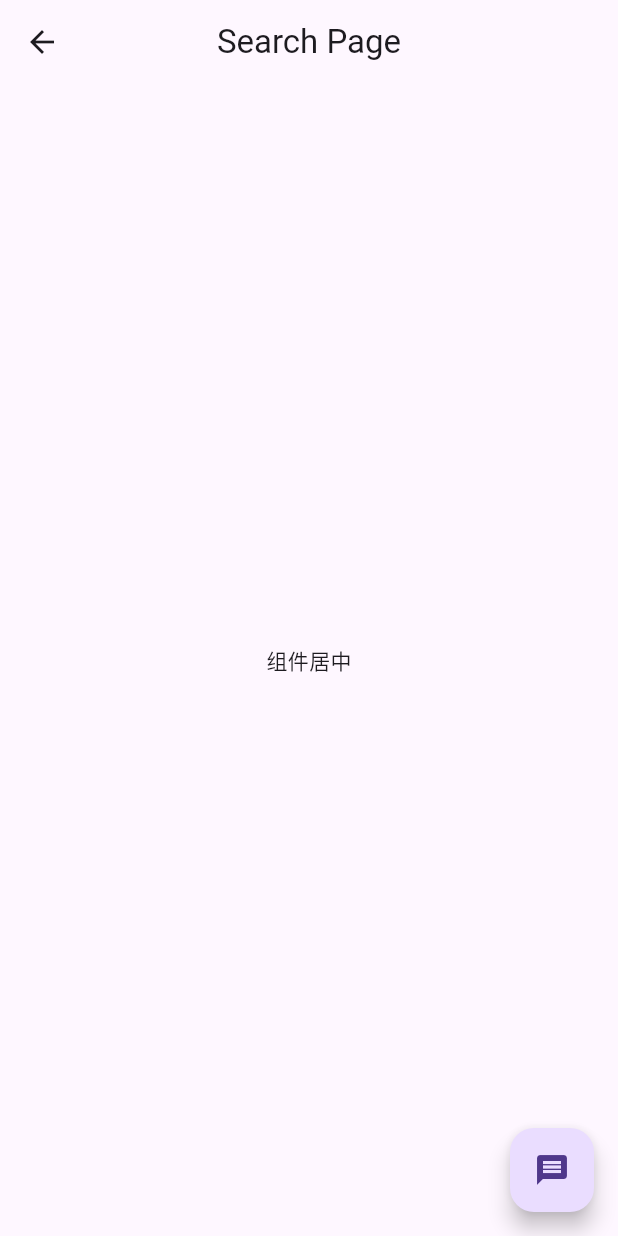
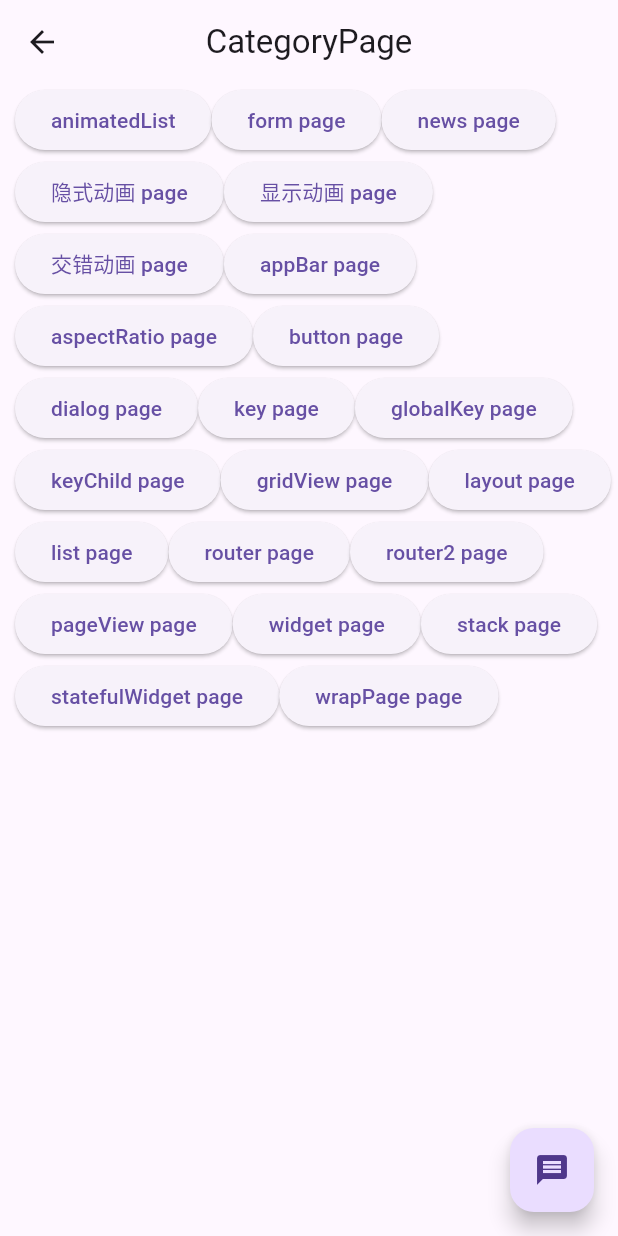
Before and after one commit to su3233/flutter_demo, a Flutter app: the CategoryPage screen opened directly, on a phone screen of 412 x 824 dp. Run offline on Flutter 3.47's test engine with Material 3 defaults, Android fonts, the phone set to English and light mode, and no system bars; our stand-ins replace date_format, fluttertoast, shared_preferences; missing offline and left inert: dart:ffi; accounts and stored records are empty; network calls fail.

Commit message:
通过路由整合所有页面到home-分类中

```diff
--- a/lib/animation2.dart
+++ b/lib/animation2.dart
@@ -48,6 +48,7 @@ class _HomePage extends State<HomePage> with SingleTickerProviderStateMixin {
         },
       ),
       appBar: AppBar(
+        backgroundColor: Colors.yellow,
         title: const Text("data"),
       ),
       body: Center(
--- a/lib/bottomNavigationBar.dart
+++ b/lib/bottomNavigationBar.dart
@@ -1,6 +1,8 @@
 import 'package:flutter/material.dart';
 import 'package:flutter_demo/data/listData.dart';
 import 'package:flutter_demo/routers/routers.dart';
+
+import 'data/pageButtons.dart';
 import 'pages/usersPages.dart';
 import 'utils/KeepAliveWrapper.dart';
 // import 'package:flutter/cupertino.dart';
@@ -230,7 +232,8 @@ class CategoryPage extends StatefulWidget {
   final String title;
   final String id;
 
-  const CategoryPage({super.key, this.title = "Search Page", required this.id});
+  const CategoryPage(
+      {super.key, this.title = "CategoryPage", required this.id});
 
   @override
   State<CategoryPage> createState() => _CategoryPage();
@@ -256,8 +259,11 @@ class _CategoryPage extends State<CategoryPage> {
         title: Text(widget.title),
         centerTitle: true,
       ),
-      body: const Center(
-        child: Text("组件居中"),
+      body: Padding(
+        padding: const EdgeInsets.fromLTRB(10, 0, 0, 10),
+        child: Wrap(
+          children: getPageButtons(context),
+        ),
       ),
     );
   }
--- /dev/null
+++ b/lib/data/pageButtons.dart
@@ -0,0 +1,124 @@
+import 'package:flutter/material.dart';
+
+
+
+ List<Widget> getPageButtons(BuildContext context){
+   return [
+     ElevatedButton(
+         onPressed: () {
+           Navigator.pushNamed(context, "/animatedList");
+         },
+         child: const Text("animatedList")),
+     ElevatedButton(
+         onPressed: () {
+           Navigator.pushNamed(context, "/form",
+               arguments: {"title": "我是命名路由传值", "id": 123});
+         },
+         child: const Text("form page")),
+     ElevatedButton(
+         onPressed: () {
+           Navigator.pushNamed(context, "/news");
+         },
+         child: const Text("news page")),
+     ElevatedButton(
+         onPressed: () {
+           Navigator.pushNamed(context, "/animation");
+         },
+         child: const Text("隐式动画 page")),
+     ElevatedButton(
+         onPressed: () {
+           Navigator.pushNamed(context, "/animation");
+         },
+         child: const Text("显示动画 page")),
+     ElevatedButton(
+         onPressed: () {
+           Navigator.pushNamed(context, "/animation3");
+         },
+         child: const Text("交错动画 page")),
+     ElevatedButton(
+         onPressed: () {
+           Navigator.pushNamed(context, "/appBar");
+         },
+         child: const Text("appBar page")),
+     ElevatedButton(
+         onPressed: () {
+           Navigator.pushNamed(context, "/aspectRatio");
+         },
+         child: const Text("aspectRatio page")),
+     ElevatedButton(
+         onPressed: () {
+           Navigator.pushNamed(context, "/button");
+         },
+         child: const Text("button page")),
+     ElevatedButton(
+         onPressed: () {
+           Navigator.pushNamed(context, "/dialog");
+         },
+         child: const Text("dialog page")),
+     ElevatedButton(
+         onPressed: () {
+           Navigator.pushNamed(context, "/key");
+         },
+         child: const Text("key page")),
+     ElevatedButton(
+         onPressed: () {
+           Navigator.pushNamed(context, "/globalKey");
+         },
+         child: const Text("globalKey page")),
+     ElevatedButton(
+         onPressed: () {
+           Navigator.pushNamed(context, "/keyChild");
+         },
+         child: const Text("keyChild page")),
+     ElevatedButton(
+         onPressed: () {
+           Navigator.pushNamed(context, "/gridView");
+         },
+         child: const Text("gridView page")),
+     ElevatedButton(
+         onPressed: () {
+           Navigator.pushNamed(context, "/layout");
+         },
+         child: const Text("layout page")),
+     ElevatedButton(
+         onPressed: () {
+           Navigator.pushNamed(context, "/list");
+         },
+         child: const Text("list page")),
+     ElevatedButton(
+         onPressed: () {
+           Navigator.pushNamed(context, "/router");
+         },
+         child: const Text("router page")),
+     ElevatedButton(
+         onPressed: () {
+           Navigator.pushNamed(context, "/router2");
+         },
+         child: const Text("router2 page")),
+     ElevatedButton(
+         onPressed: () {
+           Navigator.pushNamed(context, "/pageView");
+         },
+         child: const Text("pageView page")),
+     ElevatedButton(
+         onPressed: () {
+           Navigator.pushNamed(context, "/widget");
+         },
+         child: const Text("widget page")),
+     ElevatedButton(
+         onPressed: () {
+           Navigator.pushNamed(context, "/stack");
+         },
+         child: const Text("stack page")),
+     ElevatedButton(
+         onPressed: () {
+           Navigator.pushNamed(context, "/statefulWidget");
+         },
+         child: const Text("statefulWidget page")),
+     ElevatedButton(
+         onPressed: () {
+           Navigator.pushNamed(context, "/wrapPage");
+         },
+         child: const Text("wrapPage page")),
+   ];
+ }
--- a/lib/flutterKey.dart
+++ b/lib/flutterKey.dart
@@ -63,6 +63,7 @@ class _MyHomePageState extends State<MyHomePage> {
       ),
       appBar: AppBar(
         title: const Text('Title'),
+        backgroundColor: Colors.yellow,
       ),
       body: Center(
         child: Column(
@@ -75,9 +76,9 @@ class _MyHomePageState extends State<MyHomePage> {
 }
 
 class Box extends StatefulWidget {
-  Color color;
+  final Color color;
 
-  Box({super.key, required this.color});
+  const Box({super.key, required this.color});
 
   @override
   State<Box> createState() => _BoxState();
--- a/lib/flutterKeyGlobal.dart
+++ b/lib/flutterKeyGlobal.dart
@@ -65,6 +65,7 @@ class _MyHomePageState extends State<MyHomePage> {
         child: const Icon(Icons.refresh),
       ),
       appBar: AppBar(
+        backgroundColor: Colors.yellow,
         title: const Text('Title'),
       ),
       body: Center(
@@ -83,9 +84,9 @@ class _MyHomePageState extends State<MyHomePage> {
 }
 
 class Box extends StatefulWidget {
-  Color color;
+  final Color color;
 
-  Box({super.key, required this.color});
+  const Box({super.key, required this.color});
 
   @override
   State<Box> createState() => _BoxState();
--- a/lib/flutterKeyGlobalGetChildState.dart
+++ b/lib/flutterKeyGlobalGetChildState.dart
@@ -50,6 +50,7 @@ class _HomePageState extends State<MyHomePage> {
         },
       ),
       appBar: AppBar(
+        backgroundColor: Colors.yellow,
         title: const Text('Title'),
       ),
       body: Center(
--- a/lib/main.dart
+++ b/lib/main.dart
@@ -2,6 +2,7 @@ import 'dart:async';
 
 import 'package:flutter/material.dart';
 import 'package:shared_preferences/shared_preferences.dart';
+
 import 'app/widget/myFonts.dart';
 
 void main() {
@@ -12,10 +13,23 @@ void main() {
         title: const Text(
           "你好flutter",
           textAlign: TextAlign.center,
-
         ),
         backgroundColor: Colors.yellow,
+      ),
+      body: const WidgetPage(),
+    ),
+  ));
+}
 
+class WidgetPage extends StatelessWidget {
+  const WidgetPage({super.key});
+
+  @override
+  Widget build(BuildContext context) {
+    return Scaffold(
+      appBar: AppBar(
+        backgroundColor: Colors.yellow,
+        title: const Text("widget"),
       ),
       body: Column(
         children: [
@@ -32,8 +46,8 @@ void main() {
           MyIcon()
         ],
       ),
-    ),
-  ));
+    );
+  }
 }
 
 class MyIcon extends StatelessWidget {
--- a/lib/pageView.dart
+++ b/lib/pageView.dart
@@ -9,15 +9,25 @@ main() {
   runApp(MaterialApp(
     title: "flutter viewPage",
     theme: ThemeData(primarySwatch: Colors.yellow),
-    home: Scaffold(
+    home: const PageViewPage(),
+  ));
+}
+
+class PageViewPage extends StatelessWidget{
+  const PageViewPage({super.key});
+
+  @override
+  Widget build(BuildContext context) {
+    return Scaffold(
       appBar: AppBar(
         title: const Text("flutter viewPage"),
         backgroundColor: Colors.yellow,
       ),
       // body: const ViewPage(),
       body: const MyPage(),
-    ),
-  ));
+    );
+  }
+
 }
 
 // class ViewPage extends StatefulWidget {
@@ -77,6 +87,7 @@ class _MyPageState extends State<MyPage> {
         url: listData[i]["imageUrl"],
       ));
     }
+    super.initState();
   }
 
   @override
--- a/lib/pages/form.dart
+++ b/lib/pages/form.dart
@@ -25,6 +25,7 @@ class _FormPage extends State<FormPage> {
   Widget build(BuildContext context) {
     return Scaffold(
       appBar: AppBar(
+        backgroundColor: Colors.yellow,
         title: const Text("表单页面"),
       ),
       body: const Center(
--- a/lib/pages/news.dart
+++ b/lib/pages/news.dart
@@ -15,6 +15,7 @@ class _NewsPage extends State<NewsPage> {
   Widget build(BuildContext context) {
     return Scaffold(
       appBar: AppBar(
+        backgroundColor: Colors.yellow,
         title: Text("新闻页面"),
       ),
       body: const Center(
--- a/lib/routers/routers.dart
+++ b/lib/routers/routers.dart
@@ -1,11 +1,30 @@
 import 'package:flutter/material.dart';
-import 'package:flutter_demo/bottomNavigationBar.dart';
 
+import '../animatedList.dart';
 import '../animatio_hero.dart';
+import '../animation.dart';
 import '../pages/form.dart';
 import '../pages/news.dart';
 import '../pages/usersPages.dart';
 import '../router.dart';
+import 'package:flutter_demo/animation2.dart' as xianShi;
+import 'package:flutter_demo/animation3.dart' as jiaoCuo;
+import 'package:flutter_demo/appbar.dart' as appBar;
+import 'package:flutter_demo/aspectRatio.dart' as aspectRatio;
+import 'package:flutter_demo/button.dart' as myButton;
+import 'package:flutter_demo/dialog.dart' as myDialog;
+import 'package:flutter_demo/flutterKey.dart' as key;
+import 'package:flutter_demo/flutterKeyGlobal.dart' as globalKey;
+import 'package:flutter_demo/flutterKeyGlobalGetChildState.dart' as keyChild;
+import 'package:flutter_demo/grideView.dart' as gridView;
+import 'package:flutter_demo/layout.dart' as layout;
+import 'package:flutter_demo/list.dart' as listPage;
+import 'package:flutter_demo/main.dart';
+import 'package:flutter_demo/pageView.dart';
+import 'package:flutter_demo/router2.dart' as router2;
+import 'package:flutter_demo/stack.dart' as stack;
+import 'package:flutter_demo/wrap.dart' ;
+import 'package:flutter_demo/stateful.dart' as stateful;
 
 final Map<String, WidgetBuilder> routes = {
   // '/': (context) => const CategoryPage(id: "3"),
@@ -21,6 +40,27 @@ final Map<String, WidgetBuilder> routes = {
   '/register_two': (context) => const RegisterTwoPage(),
   '/register_three': (context) => const RegisterThreePage(),
   '/hero': (context, {arguments}) => HeroPage(arguments: arguments),
+  '/animatedList': (context) => const ListPage(),
+  '/animation': (context) => const AnimationPage(),
+  '/animation2': (context) => const xianShi.HomePage(),
+  '/animation3': (context) => const jiaoCuo.AnimationPage(),
+  '/appBar': (context) => const appBar.MyApp(),
+  '/aspectRatio': (context) => aspectRatio.MyApp(),
+  '/button': (context) => myButton.MyApp(),
+  '/dialog': (context) => const myDialog.MyApp(),
+  '/key': (context) => const key.MyApp(),
+  '/globalKey': (context) => const globalKey.MyApp(),
+  '/keyChild': (context) => const keyChild.MyApp(),
+  '/gridView': (context) => const gridView.MyApp(),
+  '/layout': (context) => const layout.MyApp(),
+  '/list': (context) => const listPage.ListPage(),
+  '/widget': (context) => const WidgetPage(),
+  '/pageView': (context) => const PageViewPage(),
+  '/router': (context) => const RouterPage(),
+  '/router2': (context) => const router2.MyApp(),
+  '/stack': (context) => const stack.MyApp(),
+  '/statefulWidget': (context) => const stateful.MyApp(),
+  '/wrapPage': (context) => const WrapPage(),
 };
 
 var onGenerateRoute = (RouteSettings settings) {
--- a/lib/wrap.dart
+++ b/lib/wrap.dart
@@ -1,4 +1,3 @@
-import 'package:flutter/cupertino.dart';
 import 'package:flutter/material.dart';
 import 'package:fluttertoast/fluttertoast.dart';
 
@@ -8,9 +7,25 @@ import 'button.dart';
 void main() => runApp(
       MaterialApp(
         builder: FToastBuilder(),
-        home: Padding(
-          padding: const EdgeInsets.all(10),
-          child: Wrap(
+        home: const Padding(
+          padding: EdgeInsets.all(10),
+          child: WrapPage(),
+        ),
+        navigatorKey: navigatorKey,
+      ),
+    );
+
+class WrapPage extends StatelessWidget {
+  const WrapPage({super.key});
+
+  @override
+  Widget build(BuildContext context) {
+    return Scaffold(
+      appBar: AppBar(
+        backgroundColor: Colors.yellow,
+        title: const Text("wrap"),
+      ),
+      body: Wrap(
         spacing: 10,
         runSpacing: 10,
         // alignment: WrapAlignment.center,
@@ -53,16 +68,15 @@ void main() => runApp(
           ),
         ],
       ),
-        ),
-        navigatorKey: navigatorKey,
-      ),
     );
+  }
+}
 
 class MyButton extends StatelessWidget {
-  String text;
-  void Function()? onPressed;
+  final String text;
+  final void Function()? onPressed;
 
-  MyButton(this.text, {super.key, required this.onPressed});
+  const MyButton(this.text, {super.key, required this.onPressed});
 
   @override
   Widget build(BuildContext context) {
```
Lines whose indentation alone changed are shown as unchanged.
